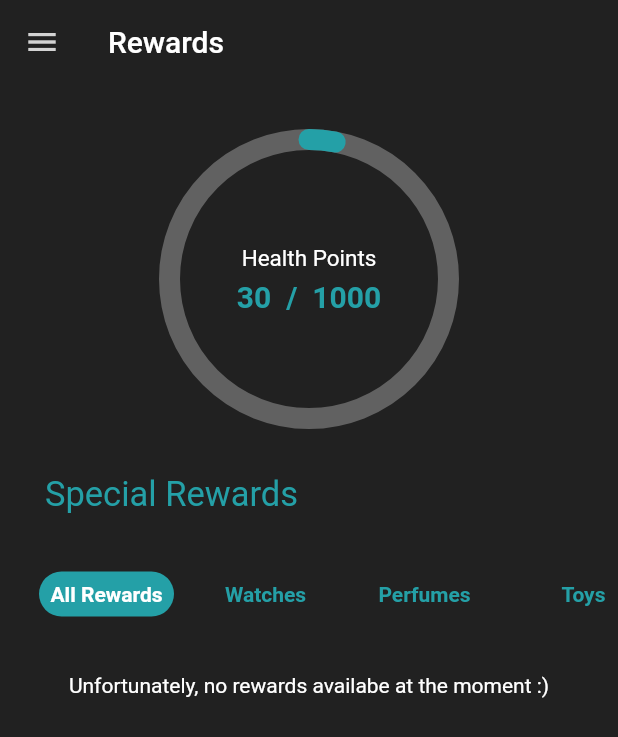
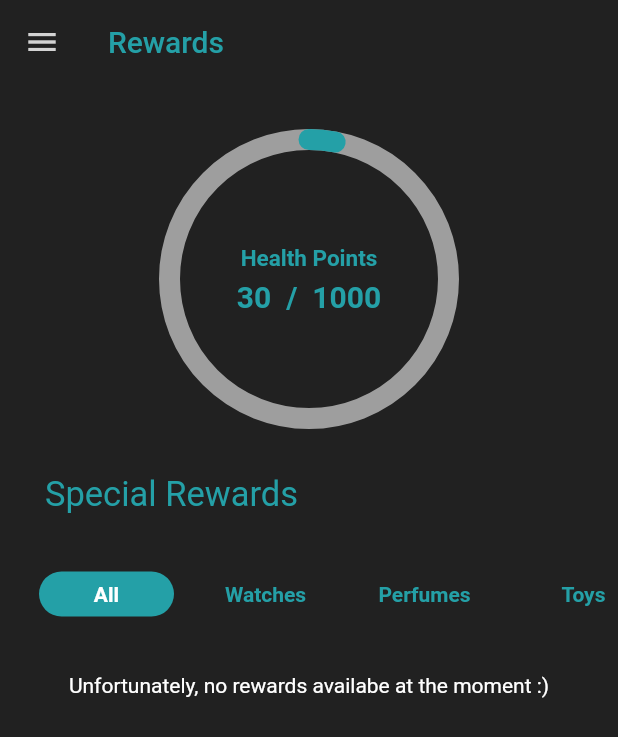
Before and after one commit to Sultanmahfouz/StepsTrackerPrototype-, a Flutter app: the Rewards screen opened directly, on a phone screen of 412 x 824 dp. Shown: the top 737 px of the screen. Run offline on Flutter 3.47's test engine with Material 2 defaults, Android fonts, the phone set to English and light mode, and no system bars; drawn by our look-alikes of percent_indicator; our stand-ins replace cloud_firestore, firebase_auth, firebase_core, firebase_storage, fluttertoast, image_picker and 2 more; accounts and stored records are empty.

Commit message:
enhance text show of category

```diff
--- a/lib/screens/rewards/rewards.dart
+++ b/lib/screens/rewards/rewards.dart
@@ -21,7 +21,7 @@ class Rewards extends StatefulWidget {
 class _RewardsState extends State<Rewards> {
   List<bool> isHighlighted = [false, false, true, false, false, false];
 
-  String currentCategory = 'All Rewards';
+  String currentCategory = 'All';
   String selectedCategory;
   List<Reward> allRewards = [
     Reward(
@@ -52,7 +52,7 @@ class _RewardsState extends State<Rewards> {
   List<Reward> currentRewards = [];
   void categoryListCallBack(String category) {
     currentRewards.clear();
-    if (category == 'All Rewards') {
+    if (category == 'All') {
       currentRewards.addAll(widget.allAvailableRewards);
     } else if (category == 'Watches') {
       currentRewards = widget.allAvailableRewards
@@ -92,13 +92,20 @@ class _RewardsState extends State<Rewards> {
     return Scaffold(
       backgroundColor: Theme.of(context).scaffoldBackgroundColor,
       appBar: AppBar(
+        iconTheme: Theme.of(context).iconTheme,
         elevation: 0,
         backgroundColor: Theme.of(context).scaffoldBackgroundColor,
-        title: Text('Rewards'),
+        title: Text(
+          'Rewards',
+          style: TextStyle(
+            color: Theme.of(context).primaryColor,
+          ),
+        ),
       ),
       drawer: MyDrawer(isHighlighted),
       body: SingleChildScrollView(
         child: Container(
+          color: Theme.of(context).scaffoldBackgroundColor,
           child: Column(
             mainAxisAlignment: MainAxisAlignment.start,
             crossAxisAlignment: CrossAxisAlignment.start,
@@ -114,6 +121,8 @@ class _RewardsState extends State<Rewards> {
                         Text(
                           'Health Points',
                           style: TextStyle(
+                            color: Theme.of(context).primaryColor,
+                            fontWeight: FontWeight.bold,
                             fontSize: 15,
                           ),
                         ),
@@ -130,7 +139,7 @@ class _RewardsState extends State<Rewards> {
                         ),
                       ],
                     ),
-                    backgroundColor: Colors.grey[700],
+                    backgroundColor: Colors.grey[500],
                     radius: 200.0,
                     progressColor: Theme.of(context).primaryColor,
                     percent: (1 / 1000.0) * healthPoints,
@@ -156,7 +165,7 @@ class _RewardsState extends State<Rewards> {
                 height: 30,
               ),
               CategoryListRewards(
-                firstCategory: 'All Rewards',
+                firstCategory: 'All',
                 secondCategory: 'Watches',
                 thirdCategory: 'Perfumes',
                 fourthCategory: 'Toys',
```
